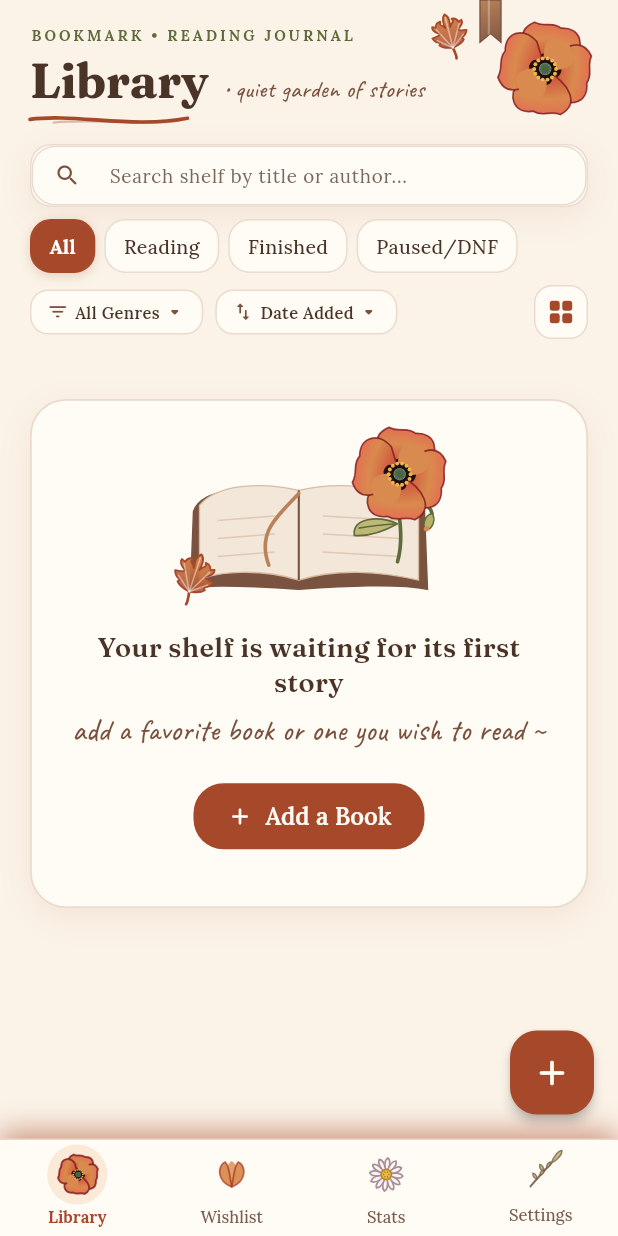
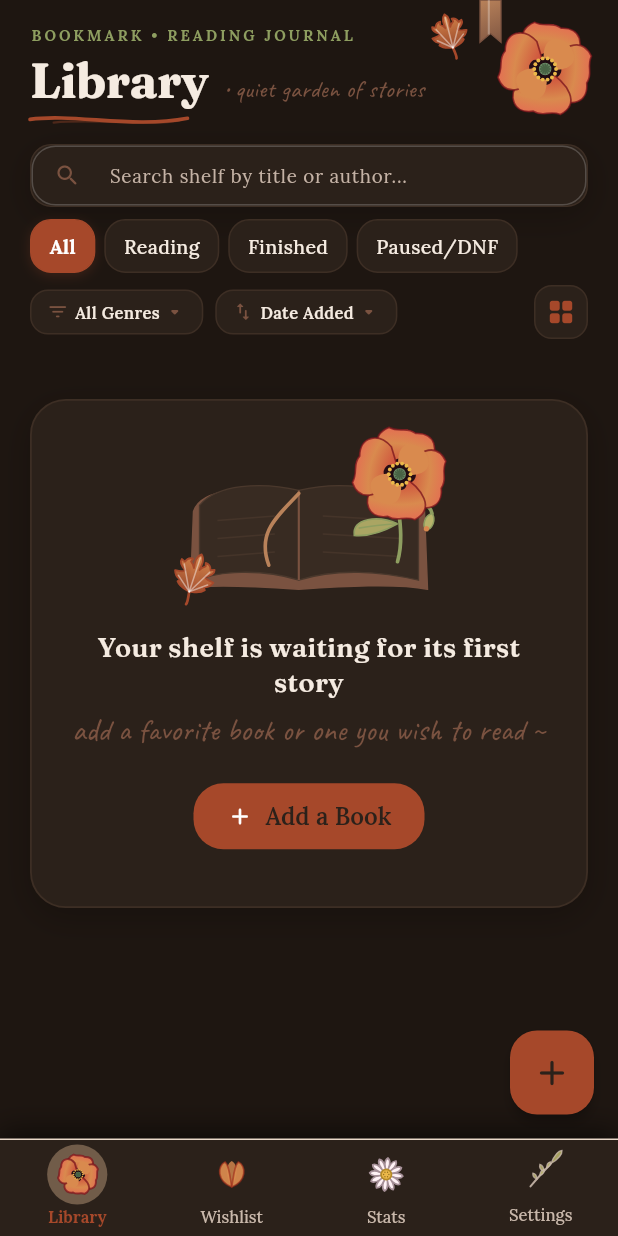
Before and after one commit to shivamboda/bookmark, a Flutter app: the screen it shows after launch, on a phone screen of 412 x 824 dp. Run offline on Flutter 3.47's test engine with Material 3 defaults, Android fonts, the phone set to English and light mode, and no system bars; our stand-ins replace fl_chart, flutter_riverpod, google_fonts, hive_ce_flutter, image_picker, web; missing offline and left inert: dart:js_interop; accounts and stored records are empty.

Commit message:
fix(theme): eliminate global palette mutation and style dark botanical date picker

```diff
--- a/lib/core/state/providers.dart
+++ b/lib/core/state/providers.dart
@@ -27,10 +27,10 @@ class ThemeModeNotifier extends Notifier<FloralThemeMode> {
   Future<void> _loadTheme() async {
     try {
       final storage = ref.read(storageServiceProvider);
-      final saved = await storage.getSetting('theme_mode', defaultValue: 'poppyBlush');
+      final saved = await storage.getSetting('theme_mode', defaultValue: 'midnightGarden');
       final match = FloralThemeMode.values.firstWhere(
         (m) => m.name == saved,
-        orElse: () => FloralThemeMode.poppyBlush,
+        orElse: () => FloralThemeMode.midnightGarden,
       );
       FloralPalette.currentMode = match;
       state = match;
--- a/lib/core/theme/app_theme.dart
+++ b/lib/core/theme/app_theme.dart
@@ -122,9 +122,9 @@ class JournalTypography {
 class AppTheme {
   AppTheme._();
 
-  static ThemeData lightTheme({FloralThemeMode mode = FloralThemeMode.poppyBlush}) {
-    FloralPalette.currentMode = mode;
-    final isDark = mode == FloralThemeMode.midnightGarden;
+  static ThemeData lightTheme({FloralThemeMode? mode}) {
+    final effectiveMode = mode ?? FloralPalette.currentMode;
+    final isDark = effectiveMode == FloralThemeMode.midnightGarden;
 
     Color primary;
     Color secondary;
@@ -132,7 +132,7 @@ class AppTheme {
     Color surface;
     Color text;
 
-    switch (mode) {
+    switch (effectiveMode) {
       case FloralThemeMode.lavenderMeadow:
         primary = const Color(0xFFC7B5E8);
         secondary = FloralPalette.rosePetal;
@@ -259,6 +259,126 @@ class AppTheme {
           ),
         ),
       ),
+      datePickerTheme: DatePickerThemeData(
+        backgroundColor: surface,
+        elevation: 0,
+        surfaceTintColor: Colors.transparent,
+        shape: RoundedRectangleBorder(
+          borderRadius: BorderRadius.circular(24),
+          side: BorderSide(
+            color: isDark ? const Color(0x33FFFFFF) : FloralPalette.cardBorder,
+            width: 1.0,
+          ),
+        ),
+        headerBackgroundColor: isDark ? FloralPalette.petalWhite : FloralPalette.bannerBackground,
+        headerForegroundColor: text,
+        headerHeadlineStyle: GoogleFonts.lora(
+          fontSize: 24,
+          fontWeight: FontWeight.w700,
+          color: text,
+        ),
+        headerHelpStyle: GoogleFonts.lora(
+          fontSize: 13,
+          fontWeight: FontWeight.w500,
+          color: FloralPalette.mutedCharcoal,
+        ),
+        weekdayStyle: GoogleFonts.lora(
+          fontSize: 13,
+          fontWeight: FontWeight.w600,
+          color: FloralPalette.mutedCharcoal,
+        ),
+        dayStyle: GoogleFonts.lora(
+          fontSize: 14,
+          fontWeight: FontWeight.w500,
+        ),
+        dayForegroundColor: WidgetStateProperty.resolveWith((states) {
+          if (states.contains(WidgetState.selected)) {
+            return Colors.white;
+          }
+          if (states.contains(WidgetState.disabled)) {
+            return FloralPalette.mutedCharcoal.withValues(alpha: 0.38);
+          }
+          return text;
+        }),
+        dayBackgroundColor: WidgetStateProperty.resolveWith((states) {
+          if (states.contains(WidgetState.selected)) {
+            return FloralPalette.deepRose;
+          }
+          return null;
+        }),
+        todayForegroundColor: WidgetStateProperty.resolveWith((states) {
+          if (states.contains(WidgetState.selected)) {
+            return Colors.white;
+          }
+          return FloralPalette.rosePetal;
+        }),
+        todayBorder: const BorderSide(color: FloralPalette.rosePetal, width: 1.5),
+        yearForegroundColor: WidgetStateProperty.resolveWith((states) {
+          if (states.contains(WidgetState.selected)) {
+            return Colors.white;
+          }
+          return text;
+        }),
+        yearBackgroundColor: WidgetStateProperty.resolveWith((states) {
+          if (states.contains(WidgetState.selected)) {
+            return FloralPalette.deepRose;
+          }
+          return null;
+        }),
+        dividerColor: isDark ? const Color(0x22FFFFFF) : FloralPalette.cardBorder,
+        cancelButtonStyle: TextButton.styleFrom(
+          foregroundColor: FloralPalette.mutedCharcoal,
+          textStyle: GoogleFonts.lora(fontWeight: FontWeight.w600),
+        ),
+        confirmButtonStyle: TextButton.styleFrom(
+          foregroundColor: FloralPalette.deepRose,
+          textStyle: GoogleFonts.lora(fontWeight: FontWeight.w700),
+        ),
+      ),
+      dialogTheme: DialogThemeData(
+        backgroundColor: surface,
+        elevation: 0,
+        surfaceTintColor: Colors.transparent,
+        shape: RoundedRectangleBorder(
+          borderRadius: BorderRadius.circular(24),
+          side: BorderSide(
+            color: isDark ? const Color(0x33FFFFFF) : FloralPalette.cardBorder,
+            width: 1.0,
+          ),
+        ),
+        titleTextStyle: JournalTypography.headingMedium(color: text),
+        contentTextStyle: JournalTypography.bodyMedium(color: text),
+      ),
+      bottomSheetTheme: BottomSheetThemeData(
+        backgroundColor: surface,
+        elevation: 0,
+        surfaceTintColor: Colors.transparent,
+        shape: const RoundedRectangleBorder(
+          borderRadius: BorderRadius.vertical(top: Radius.circular(28)),
+        ),
+        modalBackgroundColor: surface,
+        modalBarrierColor: Colors.black54,
+      ),
+      timePickerTheme: TimePickerThemeData(
+        backgroundColor: surface,
+        elevation: 0,
+        shape: RoundedRectangleBorder(
+          borderRadius: BorderRadius.circular(24),
+          side: BorderSide(
+            color: isDark ? const Color(0x33FFFFFF) : FloralPalette.cardBorder,
+            width: 1.0,
+          ),
+        ),
+        dialBackgroundColor: isDark ? FloralPalette.petalWhite : FloralPalette.bannerBackground,
+        dialHandColor: FloralPalette.deepRose,
+        dialTextColor: text,
+        hourMinuteColor: isDark ? FloralPalette.petalWhite : FloralPalette.bannerBackground,
+        hourMinuteTextColor: text,
+        dayPeriodColor: isDark ? FloralPalette.petalWhite : FloralPalette.bannerBackground,
+        dayPeriodTextColor: text,
+        cancelButtonStyle: TextButton.styleFrom(foregroundColor: FloralPalette.mutedCharcoal),
+        confirmButtonStyle: TextButton.styleFrom(foregroundColor: FloralPalette.deepRose),
+      ),
     );
   }
 }
--- a/lib/main.dart
+++ b/lib/main.dart
@@ -2,6 +2,7 @@ import 'package:flutter/material.dart';
 import 'package:flutter_riverpod/flutter_riverpod.dart';
 import 'core/state/providers.dart';
 import 'core/theme/app_theme.dart';
+import 'core/theme/palette.dart';
 import 'doodles/doodle_gallery_screen.dart';
 import 'features/library/screens/library_screen.dart';
 
@@ -36,6 +37,7 @@ class BookmarkApp extends ConsumerWidget {
   @override
   Widget build(BuildContext context, WidgetRef ref) {
     final themeMode = ref.watch(themeModeProvider);
+    FloralPalette.currentMode = themeMode;
 
     return MaterialApp(
       title: 'Bookmark',
```
Also changed, not shown: lib/features/library/screens/add_edit_book_screen.dart (+0 -13 lines), lib/features/library/screens/book_detail_screen.dart (+0 -13 lines), 1 other file.
